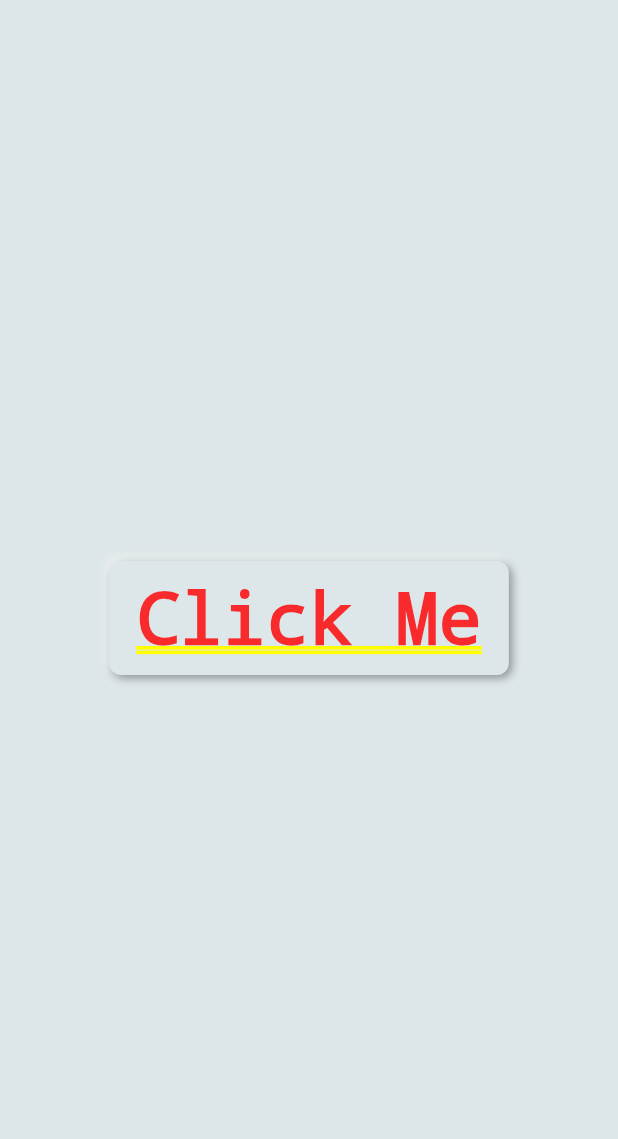
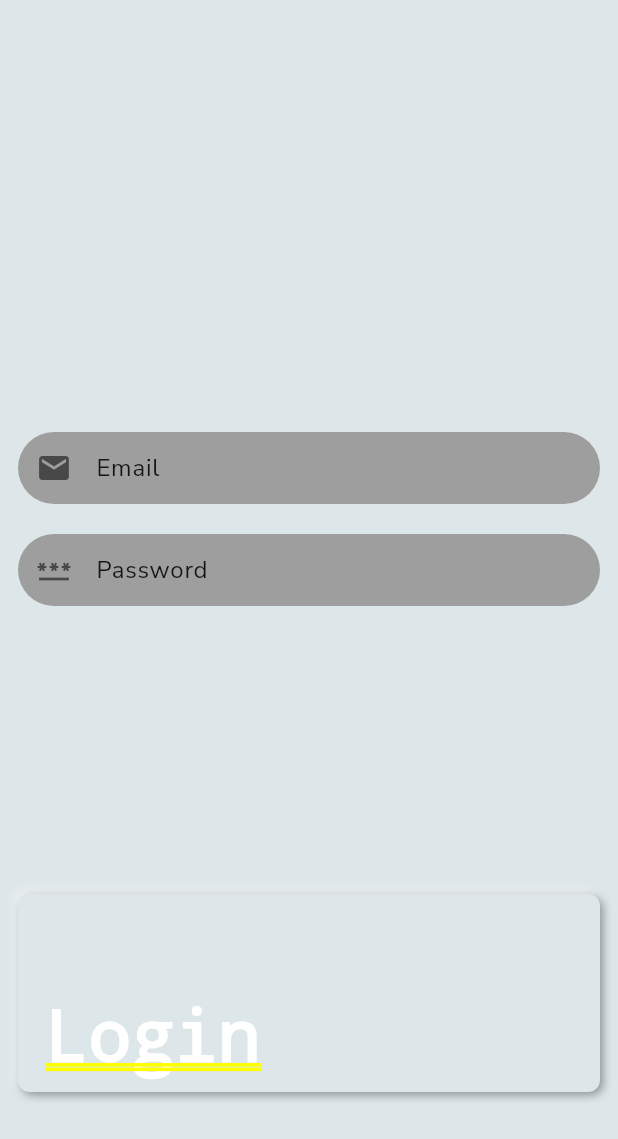
Before and after one commit to soham-dixit/AadhaarChain, a Flutter app: the screen it shows after launch, on a phone screen of 412 x 824 dp. Shown: the top 1139 px of the screen. Run offline on Flutter 3.47's test engine with Material 3 defaults, Android fonts, the light colour scheme and no system bars; our stand-ins replace flutter_neumorphic_plus, get, google_fonts.

Commit message:
Added Login UI

```diff
--- a/citizen_app/lib/main.dart
+++ b/citizen_app/lib/main.dart
@@ -25,6 +25,9 @@ class MyApp extends StatelessWidget {
       initialRoute: '/login',
       getPages: appRoutes(),
       debugShowCheckedModeBanner: false,
+      theme: ThemeData(
+        fontFamily: GoogleFonts.nunitoSans().fontFamily
+      ),
     );
   }
 }
--- a/citizen_app/lib/screens/login.dart
+++ b/citizen_app/lib/screens/login.dart
@@ -1,5 +1,8 @@
 import 'package:flutter/material.dart';
 import 'package:flutter_neumorphic_plus/flutter_neumorphic.dart';
+import 'package:get/get.dart';
+import 'package:google_fonts/google_fonts.dart';
+import 'package:mobile_app/widgets/neumorphic_textfield.dart';
 
 class LoginPage extends StatefulWidget {
   const LoginPage({super.key});
@@ -15,16 +18,49 @@ class _LoginPageState extends State<LoginPage> {
       body: NeumorphicApp(
         darkTheme: NeumorphicThemeData(
           baseColor: Color(0xFF3E3E3E),
-          lightSource: LightSource.topLeft,
-          depth: 6,
+          lightSource: LightSource.top,
+          depth: 2,
+          textTheme: GoogleFonts.nunitoSansTextTheme(),
         ),
         home: NeumorphicBackground(
-          child: Center(
+          child: Padding(
+            padding: const EdgeInsets.symmetric(horizontal: 12.0),
+            child: Column(
+              mainAxisAlignment: MainAxisAlignment.spaceAround,
+              children: [
+                SizedBox(),
+                Column(
+                  children: [
+                    NeumorphicTextField(hintText: 'Email', iconData: Icons.email),
+                    SizedBox(height: 20,),
+                    NeumorphicTextField(hintText: 'Password', iconData: Icons.password),
+                  ],
+                ),
+                NeumorphicButton(
+                  onPressed: () {
+                    Get.to('/');
+                  },
+                  child: Text(
+                    '            Login            ',
+                    style: TextStyle(
+                        color: Colors.white
+                    ),
+                  ),
+                ),
+              ],
+            ),
+          ),
+          /*child: Center(
             child: NeumorphicButton(
               onPressed: () {},
-              child: const Text('Click Me'),
+              child: Text(
+                  'Click Me',
+                  style: TextStyle(
+                    color: Colors.white
+                  ),
+              ),
             ),
-          ),
+          ),*/
         ),
       ),
     );
--- /dev/null
+++ b/citizen_app/lib/widgets/neumorphic_textfield.dart
@@ -0,0 +1,48 @@
+import 'package:flutter/cupertino.dart';
+import 'package:flutter/material.dart';
+import 'package:google_fonts/google_fonts.dart';
+
+class NeumorphicTextField extends StatefulWidget {
+  final String hintText;
+  final IconData iconData;
+
+  const NeumorphicTextField({super.key, required this.hintText, required this.iconData});
+
+  @override
+  State<NeumorphicTextField> createState() => _NeumorphicTextFieldState();
+}
+
+class _NeumorphicTextFieldState extends State<NeumorphicTextField> {
+  @override
+  Widget build(BuildContext context) {
+    return Container(
+      decoration: ShapeDecoration(
+        gradient: LinearGradient(
+          colors: [Colors.grey, Colors.grey],
+          begin: Alignment.topCenter,
+          end: Alignment.bottomCenter,
+          stops: [0.0, 0.4],
+          tileMode: TileMode.clamp,
+        ),
+        shape: RoundedRectangleBorder(
+          borderRadius: BorderRadius.all(Radius.circular(32.0)),
+        ),
+      ),
+      child: TextField(
+        expands: false,
+        style: GoogleFonts.nunitoSans(color: Colors.white),
+        decoration: InputDecoration(
+          contentPadding: EdgeInsets.all(12.0),
+          prefixIcon: Icon(
+            widget.iconData,
+            color: Colors.black54,
+          ),
+          hintText: widget.hintText,
+          hintStyle: GoogleFonts.nunitoSans(color: Colors.black87),
+          focusedBorder: InputBorder.none,
+          enabledBorder: InputBorder.none,
+        ),
+      ),
+    );
+  }
+}
```
Also changed, not shown: citizen_app/pubspec.lock, 1 other file.
